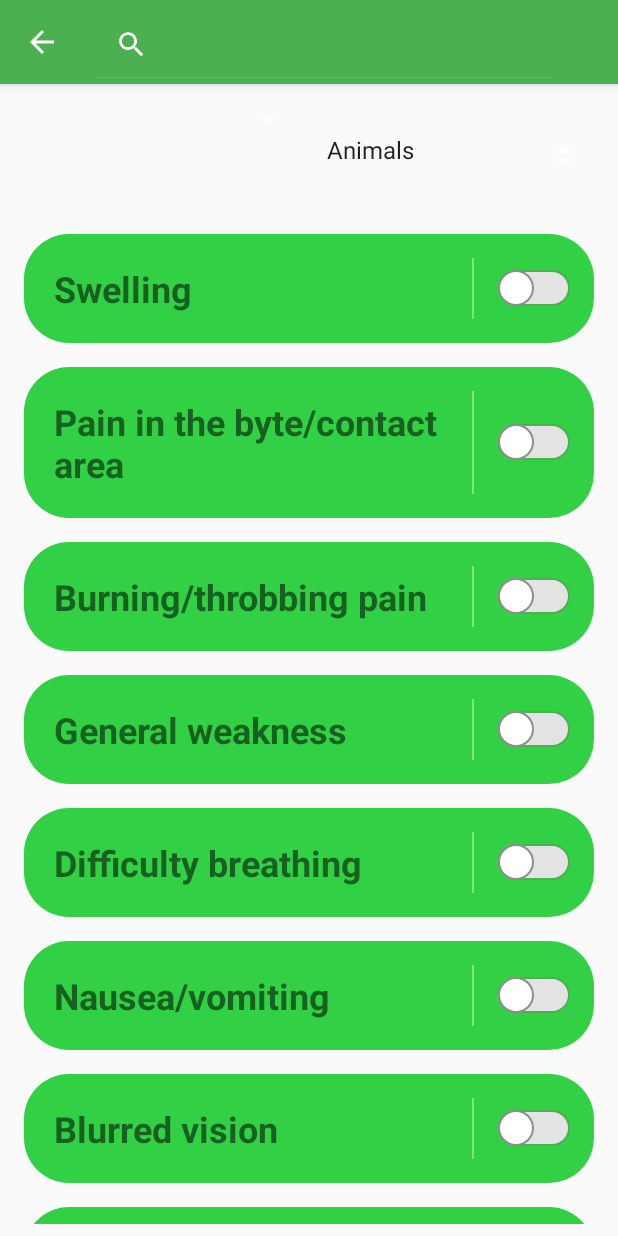
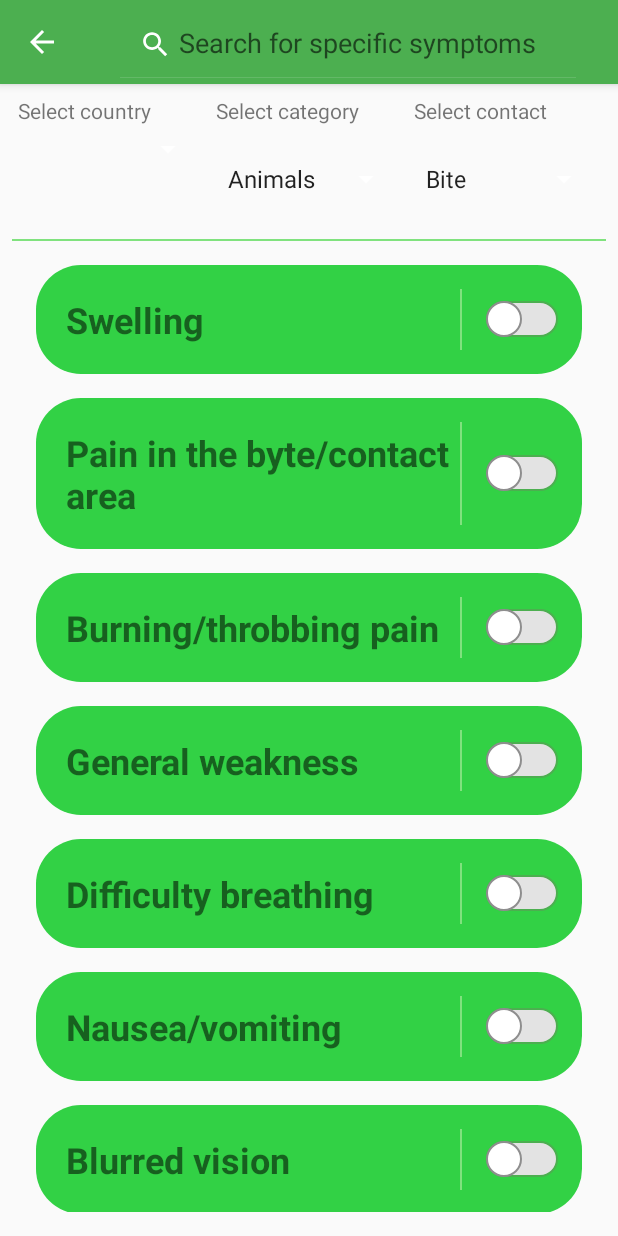
Before and after one commit to detogni-elia/Progetto-embedded, an Android app: the SymptomsSelectionActivity screen opened directly, with no data from a screen before it, after a tap on "Search", on a phone screen of 412 x 824 dp. Run offline under Robolectric (Android 15) with nearby library versions, the phone set to English and light mode, and no system bars.

Commit message:
Finalized symptoms search

```diff
--- a/app/src/main/java/com/detons97gmail/progetto_embedded/Activities/MainActivity.java
+++ b/app/src/main/java/com/detons97gmail/progetto_embedded/Activities/MainActivity.java
@@ -47,7 +47,7 @@ public class MainActivity extends AppCompatActivity implements NavigationView.On
         //countriesFoldesrNames will contain the actual folder name in order to pass the intent to the SpeciesListActivity
         //Get supported localizedCountries by parsing the folders in the app FilesDir
 
-         //We should use getFilesDir() in the final version SEE EXPLANATION ON SpeciesListFragment
+        //We should use getFilesDir() in the final version SEE EXPLANATION ON SpeciesListFragment
         File appRootPath = getExternalFilesDir(null);
         if(appRootPath != null) {
             //Get directories in app FilesDir
--- a/app/src/main/java/com/detons97gmail/progetto_embedded/Activities/SpeciesListActivity.java
+++ b/app/src/main/java/com/detons97gmail/progetto_embedded/Activities/SpeciesListActivity.java
@@ -45,7 +45,7 @@ public class SpeciesListActivity extends AppCompatActivity {
     @Override
     public boolean onCreateOptionsMenu(Menu menu){
         getMenuInflater().inflate(R.menu.search_menu, menu);
-        ((SearchView)menu.getItem(0).getActionView()).setQueryHint(getString(R.string.menu_search_tooltip));
+        ((SearchView)menu.getItem(0).getActionView()).setQueryHint(getString(R.string.species_list_query_hint));
         return true;
     }
 
@@ -56,7 +56,6 @@ public class SpeciesListActivity extends AppCompatActivity {
         if(id == android.R.id.home){
             //Should use NavUtils.navigateUpTo(this, new Intent(this, Activity.class))
             //With NavUtils we can navigate to a custom destination while destroying this Activity
-            //TODO: Add ToolBar instead of letting the app set a default
             finish();
         }
         return super.onOptionsItemSelected(item);
--- a/app/src/main/java/com/detons97gmail/progetto_embedded/Activities/SymptomsSelectionActivity.java
+++ b/app/src/main/java/com/detons97gmail/progetto_embedded/Activities/SymptomsSelectionActivity.java
@@ -8,6 +8,7 @@ import android.view.View;
 import android.widget.ArrayAdapter;
 import android.widget.Spinner;
 
+import androidx.appcompat.app.ActionBar;
 import androidx.appcompat.app.AppCompatActivity;
 import androidx.appcompat.widget.SearchView;
 import androidx.appcompat.widget.Toolbar;
@@ -25,6 +26,7 @@ import java.util.ArrayList;
 //TODO: COMMENT CODE AND IMPLEMENT ACTIVITY TO SELECT COUNTRY, CONTACT TYPE AND IF ANIMAL, INSECT OR PLANT. THE ACTIVITY WILL THEN LAUNCH THIS ACTIVITY
 public class SymptomsSelectionActivity extends AppCompatActivity implements SymptomsSearchAdapter.OnSymptomCheckListener {
     private String[] symptomsDefaultNames;
+    private String[] contactsDefaultNames;
     private ArrayList<SymptomsSearchAdapter.DataWrapper> data;
     private String[] downloadedCountries;
     private RecyclerView.LayoutManager manager;
@@ -32,6 +34,7 @@ public class SymptomsSelectionActivity extends AppCompatActivity implements Symp
 
     private Spinner countries_spinner;
     private Spinner species_spinner;
+    private Spinner contact_spinner;
     private FloatingActionButton fab;
 
     private static final String DOWNLOADED_COUNTRIES = "SymptomsSelectionActivity.DOWNLOADED_COUNTRIES";
@@ -46,13 +49,16 @@ public class SymptomsSelectionActivity extends AppCompatActivity implements Symp
         fab = findViewById(R.id.fab);
         countries_spinner = findViewById(R.id.countries_spinner);
         species_spinner = findViewById(R.id.species_spinner);
+        contact_spinner = findViewById(R.id.contact_spinner);
 
         //Get localized symptoms and species categories to display
         String[] symptoms = Utilities.getLocalizedSymptoms(this);
         String[] categories = Utilities.getLocalizedCategories(this);
+        String[] contacts = Utilities.getLocalizedContacts(this);
 
         //Get english symptoms names to pass via intent to SpeciesListActivity to interrogate the database
         symptomsDefaultNames = Values.getSymptomsDefaultNames();
+        contactsDefaultNames = Values.getContactTypesDefaultNames();
 
         boolean[] selections;
         String[] localizedCountries;
@@ -75,6 +81,7 @@ public class SymptomsSelectionActivity extends AppCompatActivity implements Symp
 
         countries_spinner.setAdapter(new ArrayAdapter<>(this, android.R.layout.simple_dropdown_item_1line, localizedCountries));
         species_spinner.setAdapter(new ArrayAdapter<>(this, android.R.layout.simple_dropdown_item_1line, categories));
+        contact_spinner.setAdapter(new ArrayAdapter<>(this, android.R.layout.simple_dropdown_item_1line, contacts));
 
         //Wrap the data for SymptomSearchAdapter
         data = SymptomsSearchAdapter.DataWrapper.wrapData(symptoms, selections);
@@ -88,6 +95,11 @@ public class SymptomsSelectionActivity extends AppCompatActivity implements Symp
         //Set the toolbar
         Toolbar toolbar = findViewById(R.id.toolbar);
         setSupportActionBar(toolbar);
+        ActionBar actionBar = getSupportActionBar();
+        if(actionBar != null) {
+            actionBar.setDisplayHomeAsUpEnabled(true);
+            actionBar.setTitle(R.string.symptoms_search_toolbar_title);
+        }
     }
 
     @Override
@@ -95,6 +107,7 @@ public class SymptomsSelectionActivity extends AppCompatActivity implements Symp
         getMenuInflater().inflate(R.menu.search_menu, menu);
         MenuItem searchItem = menu.getItem(0);
         SearchView searchView = (SearchView) searchItem.getActionView();
+        searchView.setQueryHint(getString(R.string.symptoms_search_query_hint));
         //Listener for the search button on the ToolBar
         searchView.setOnQueryTextListener(new SearchView.OnQueryTextListener() {
             @Override
@@ -132,6 +145,17 @@ public class SymptomsSelectionActivity extends AppCompatActivity implements Symp
         super.onDestroy();
     }
 
+    @Override
+    public boolean onOptionsItemSelected(MenuItem item){
+        int id = item.getItemId();
+        if(id == android.R.id.home){
+            //Should use NavUtils.navigateUpTo(this, new Intent(this, Activity.class))
+            //With NavUtils we can navigate to a custom destination while destroying this Activity
+            finish();
+        }
+        return super.onOptionsItemSelected(item);
+    }
+
     private int checkedCounter = 0;
 
     //Update checkedCounter to determine if FloatingActionButton should be shown or not
@@ -161,6 +185,7 @@ public class SymptomsSelectionActivity extends AppCompatActivity implements Symp
             }
 
         }
+        startIntent.putExtra(Values.EXTRA_CONTACT, contactsDefaultNames[contact_spinner.getSelectedItemPosition()]);
         startIntent.putExtra(Values.EXTRA_SYMPTOMS, querySymptoms.toArray(new String[]{}));
         startIntent.putExtra(Values.EXTRA_COUNTRY, downloadedCountries[countries_spinner.getSelectedItemPosition()]);
 
--- a/app/src/main/java/com/detons97gmail/progetto_embedded/Utilities.java
+++ b/app/src/main/java/com/detons97gmail/progetto_embedded/Utilities.java
@@ -90,6 +90,15 @@ public class Utilities {
         return localizedSpecies;
     }
 
+    public static String[] getLocalizedContacts(Context context){
+        int[] contactsIds = Values.getContactsTypeIds();
+        String[] localizedContactsTypes = new String[contactsIds.length];
+        for(int i = 0; i < localizedContactsTypes.length; i++)
+            localizedContactsTypes[i] = context.getString(contactsIds[i]);
+
+        return localizedContactsTypes;
+    }
+
     public static class AnimalDetails {
         private int imageRef;
         private LinkedList<String> attributeName;
--- a/app/src/main/java/com/detons97gmail/progetto_embedded/Values.java
+++ b/app/src/main/java/com/detons97gmail/progetto_embedded/Values.java
@@ -9,6 +9,7 @@ public class Values {
     public static final String EXTRA_NAME = BASE + "Name";
     public static final String EXTRA_SPECIES = BASE + "Species";
     public static final String EXTRA_DIET = BASE + "Diet";
+    public static final String EXTRA_CONTACT = BASE + "Contact";
     public static final String EXTRA_SYMPTOMS = BASE + "Symptoms";
 
     //Ids of countries for localization
--- a/app/src/main/res/layout/activity_symptoms_selection.xml
+++ b/app/src/main/res/layout/activity_symptoms_selection.xml
@@ -2,6 +2,7 @@
 <androidx.coordinatorlayout.widget.CoordinatorLayout xmlns:android="http://schemas.android.com/apk/res/android"
     android:layout_width="match_parent"
     android:layout_height="match_parent"
+    xmlns:tools="http://schemas.android.com/tools"
     android:animateLayoutChanges="true"
     xmlns:app="http://schemas.android.com/apk/res-auto"
     android:orientation="vertical">
@@ -19,40 +20,71 @@
     <RelativeLayout
         android:layout_width="match_parent"
         android:layout_height="match_parent"
+        android:layout_margin="8dp"
         app:layout_behavior="@string/appbar_scrolling_view_behavior">
 
         <androidx.constraintlayout.widget.ConstraintLayout
             android:id="@+id/linearLayout"
             android:layout_width="match_parent"
-            android:layout_height="wrap_content"
-            android:layout_margin="8dp">
+            android:layout_height="wrap_content">
+
+            <TextView
+                android:id="@+id/countries_prompt"
+                android:layout_width="wrap_content"
+                android:layout_height="wrap_content"
+                android:text="@string/countries_prompt"
+                app:layout_constraintTop_toTopOf="parent"
+                app:layout_constraintStart_toStartOf="@id/countries_spinner"/>
 
             <Spinner
                 android:id="@+id/countries_spinner"
                 android:layout_width="0dp"
                 android:layout_height="wrap_content"
-                app:layout_constraintTop_toTopOf="parent"
+                android:layout_margin="4dp"
                 app:layout_constraintStart_toStartOf="parent"
                 app:layout_constraintEnd_toStartOf="@id/species_spinner"
-                android:layout_margin="4dp" />
+                app:layout_constraintTop_toBottomOf="@id/countries_prompt"/>
+
+            <TextView
+                android:id="@+id/species_prompt"
+                android:layout_width="wrap_content"
+                android:layout_height="wrap_content"
+                android:text="@string/category_prompt"
+                app:layout_constraintTop_toTopOf="parent"
+                app:layout_constraintStart_toStartOf="@id/species_spinner"/>
 
             <Spinner
                 android:id="@+id/species_spinner"
                 android:layout_width="0dp"
                 android:layout_height="wrap_content"
+                android:layout_margin="4dp"
+                app:layout_constraintStart_toEndOf="@id/countries_spinner"
+                app:layout_constraintEnd_toStartOf="@id/contact_spinner"
+                app:layout_constraintTop_toBottomOf="@id/species_prompt"/>
+
+            <TextView
+                android:id="@+id/contact_prompt"
+                android:layout_width="wrap_content"
+                android:layout_height="wrap_content"
+                android:text="@string/contact_prompt"
                 app:layout_constraintTop_toTopOf="parent"
-                app:layout_constraintEnd_toEndOf="parent"
-                app:layout_constraintStart_toEndOf="@id/countries_spinner"
-                android:layout_margin="4dp" />
+                app:layout_constraintStart_toStartOf="@id/contact_spinner"/>
 
             <Spinner
                 android:id="@+id/contact_spinner"
+                android:layout_width="0dp"
+                android:layout_height="wrap_content"
+                android:layout_margin="4dp"
+                app:layout_constraintEnd_toEndOf="parent"
+                app:layout_constraintStart_toEndOf="@id/species_spinner"
+                app:layout_constraintTop_toBottomOf="@id/contact_prompt"/>
+
+            <View
                 android:layout_width="match_parent"
-                android:layout_height="wrap_content"
-                app:layout_constraintTop_toBottomOf="@id/countries_spinner"
-                app:layout_constraintStart_toStartOf="parent"
-                app:layout_constraintEnd_toEndOf="parent"
-                android:layout_margin="4dp"/>
+                android:background="@color/colorAccent"
+                style="@style/horizontal_divider"
+                android:layout_marginTop="8dp"
+                app:layout_constraintTop_toBottomOf="@id/species_spinner"/>
 
         </androidx.constraintlayout.widget.ConstraintLayout>
 
@@ -61,13 +93,10 @@
             android:id="@+id/recyclerView"
             android:layout_width="match_parent"
             android:layout_height="match_parent"
+            android:layout_margin="8dp"
             android:layout_below="@+id/linearLayout"
-            app:layout_behavior="@string/appbar_scrolling_view_behavior"
-            app:layout_constraintTop_toTopOf="parent"
-            app:layout_constraintBottom_toBottomOf="parent"
-            app:layout_constraintStart_toStartOf="parent"
-            app:layout_constraintEnd_toEndOf="parent"
-            android:layout_margin="8dp" />
+            android:scrollbars="vertical"
+            app:layout_behavior="@string/appbar_scrolling_view_behavior" />
 
     </RelativeLayout>
 
--- /dev/null
+++ b/app/src/main/res/layout/custom_spinner_layout.xml
@@ -0,0 +1,6 @@
+<?xml version="1.0" encoding="utf-8"?>
+<LinearLayout xmlns:android="http://schemas.android.com/apk/res/android"
+    android:orientation="vertical" android:layout_width="match_parent"
+    android:layout_height="match_parent">
+
+</LinearLayout>
--- a/app/src/main/res/layout/species_list_item_layout.xml
+++ b/app/src/main/res/layout/species_list_item_layout.xml
@@ -10,7 +10,7 @@
     app:cardPreventCornerOverlap="false">
     <LinearLayout
         android:id="@+id/prova"
-        android:layout_height="wrap_content"
+        android:layout_height="match_parent"
         android:layout_width="match_parent"
         android:orientation="horizontal"
         android:padding="8dp"
--- a/app/src/main/res/values/strings.xml
+++ b/app/src/main/res/values/strings.xml
@@ -2,11 +2,13 @@
     <string name="app_name">ESP Project</string>
     <string name="species_item_imageview_placeholder_description">Placeholder description</string>
     <string name="menu_search_title">Search</string>
-    <string name="menu_search_tooltip">Search for specific name</string>
+    <string name="species_list_query_hint">Search for specific name</string>
     <string name="animals">Animals</string>
     <string name="insects">Insects</string>
     <string name="plants">Plants</string>
-    <string name="countries_prompt">Countries</string>
+    <string name="countries_prompt">Select country</string>
+    <string name="category_prompt">Select category</string>
+    <string name="contact_prompt">Select contact</string>
     <string name="it">Italy</string>
     <string name="in">India</string>
     <string name="cn">China</string>
@@ -52,4 +54,6 @@
     <string name="open_drawer">open</string>
     <string name="close_drawer">close</string>
     <string name="settings">Settings</string>
+    <string name="symptoms_search_query_hint">Search for specific symptoms</string>
+    <string name="symptoms_search_toolbar_title">Symptoms search</string>
 </resources>
--- a/app/src/main/res/values/styles.xml
+++ b/app/src/main/res/values/styles.xml
@@ -18,4 +18,10 @@
         <item name="background">@color/colorPrimary</item>
     </style>
 
+    <style name="horizontal_divider">
+        <item name="android:layout_width">match_parent</item>
+        <item name="android:layout_height">1dp</item>
+        <item name="background">@color/colorPrimary</item>
+    </style>
+
 </resources>
```
Also changed, not shown: 1 other file.
